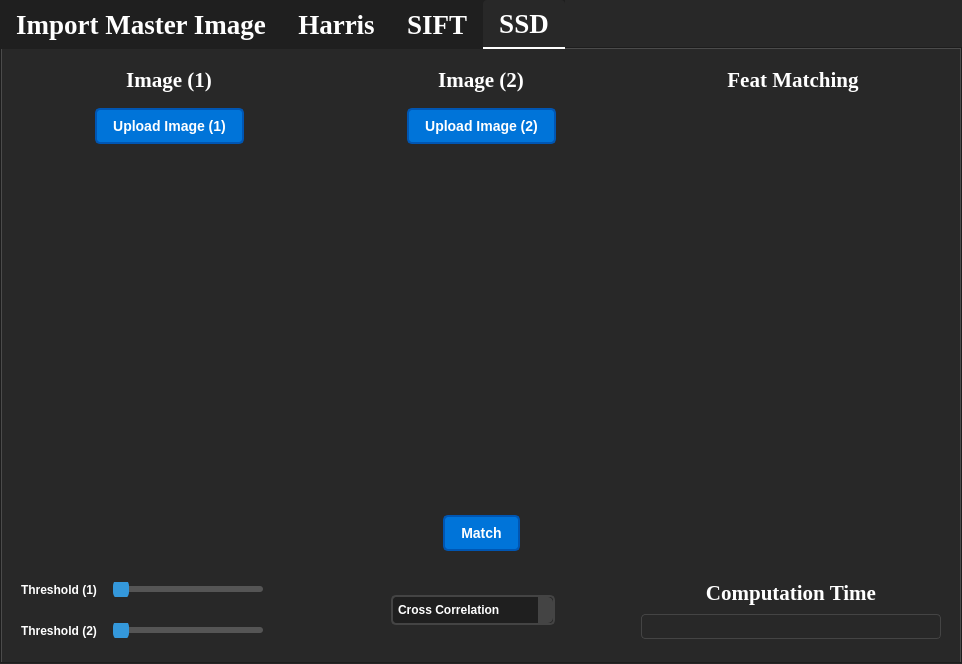
Old version of the form MainWindow.ui in the repository fadymohsen/VisionWithHarrisSIFT.
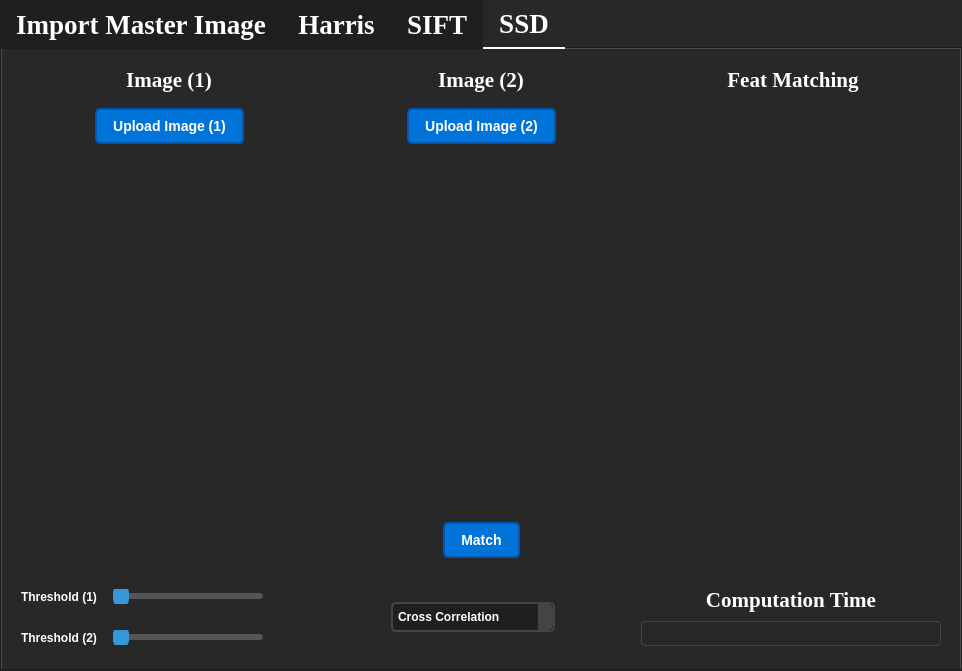
New version of the form. Custom widgets are drawn as their Qt base class.

```diff
--- a/MainWindow.ui
+++ b/MainWindow.ui
@@ -7,7 +7,7 @@
     <x>0</x>
     <y>0</y>
     <width>962</width>
-    <height>664</height>
+    <height>671</height>
    </rect>
   </property>
   <property name="font">
```
Left out of the diff: 4 changed lines with no effect on the pictures.
